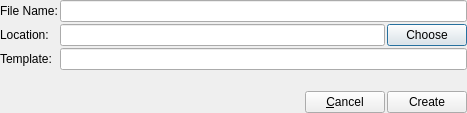
Qt form src/prymatex/gui/ui_files/newtemplate.ui (prymatex/prymatex) before a commit.
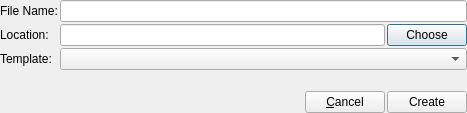
The same form after that commit. Icons and pictures are not drawn.

```diff
--- a/src/prymatex/gui/ui_files/newtemplate.ui
+++ b/src/prymatex/gui/ui_files/newtemplate.ui
@@ -29,9 +29,6 @@
        </property>
       </widget>
      </item>
-     <item row="2" column="1">
-      <widget class="QLineEdit" name="lineEdit_3"/>
-     </item>
      <item row="1" column="0">
       <widget class="QLabel" name="label_2">
        <property name="text">
@@ -63,6 +60,9 @@
      <item row="0" column="1">
       <widget class="QLineEdit" name="lineEdit"/>
      </item>
+     <item row="2" column="1">
+      <widget class="QComboBox" name="comboBox"/>
+     </item>
     </layout>
    </item>
    <item>
```
Left out of the diff: 4 changed lines with no effect on the pictures.
